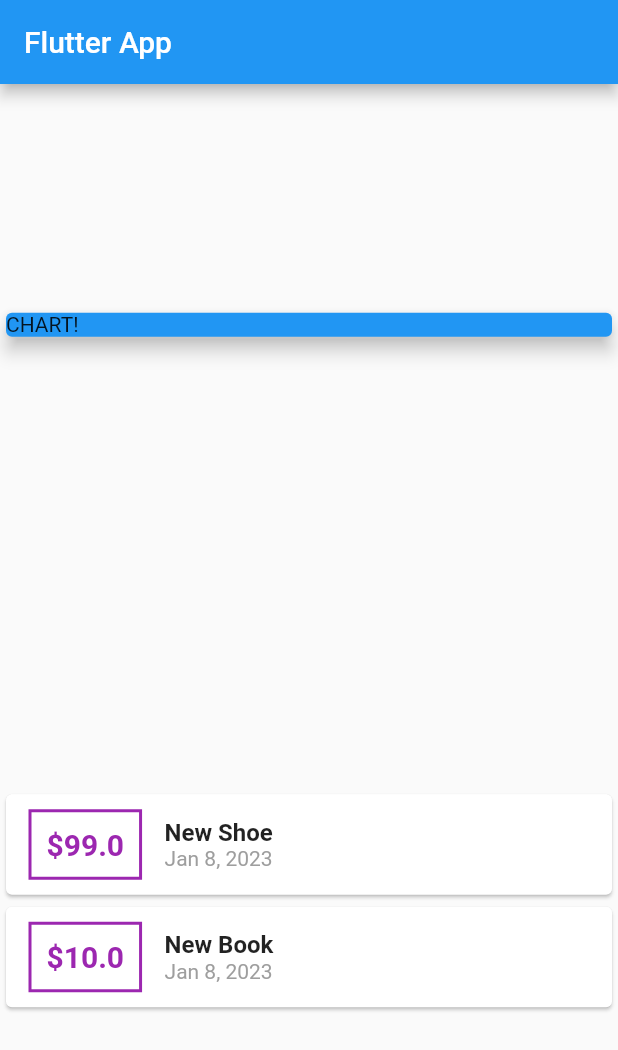
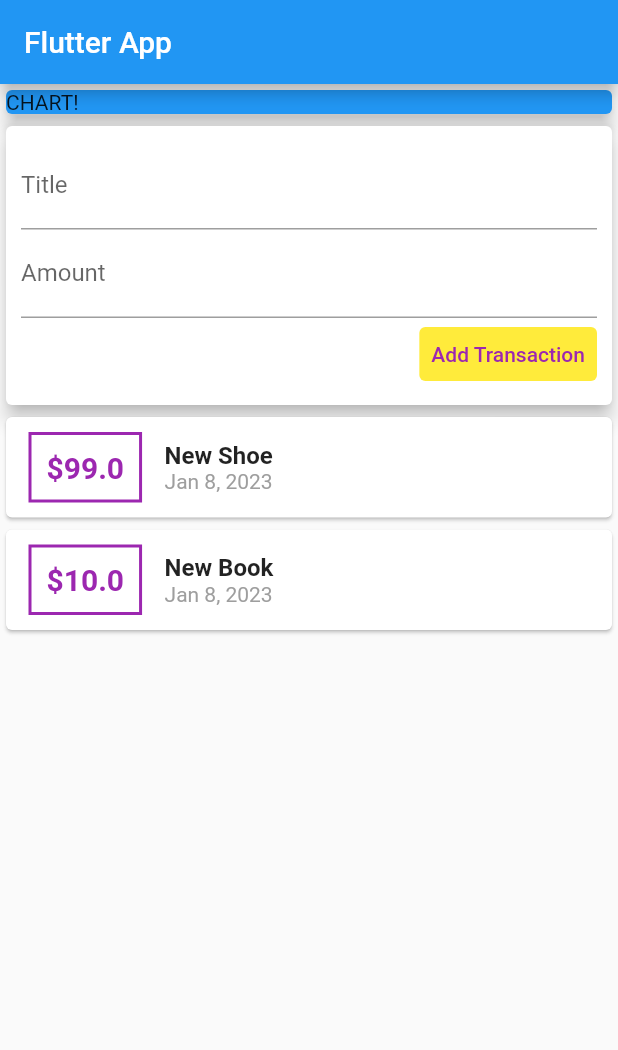
Before and after one commit to kipkoechke/PERSONAL-EXPENSES-APP, a Flutter app: the screen it shows after launch, on a phone screen of 412 x 824 dp. Shown: the top 1050 px of the screen. Run offline on Flutter 3.47's test engine with Material 2 defaults, Android fonts, the phone set to English and light mode, and no system bars.

Commit message:
Added a text input field

```diff
--- a/lib/main.dart
+++ b/lib/main.dart
@@ -39,7 +39,6 @@ class MyHomePage extends StatelessWidget {
         title: Text('Flutter App'),
       ),
       body: Column(
-        mainAxisAlignment: MainAxisAlignment.spaceAround,
         crossAxisAlignment: CrossAxisAlignment.stretch,
         children: [
           Container(
@@ -50,6 +49,31 @@ class MyHomePage extends StatelessWidget {
                 'CHART!',
               ),
               elevation: 5.0,
+            ),
+          ),
+          Card(
+            elevation: 5.0,
+            child: Container(
+              padding: EdgeInsets.all(10.0),
+              child: Column(
+                crossAxisAlignment: CrossAxisAlignment.end,
+                children: [
+                  TextField(
+                    decoration: InputDecoration(labelText: 'Title'),
+                  ),
+                  TextField(
+                    decoration: InputDecoration(labelText: 'Amount'),
+                  ),
+                  TextButton(
+                    onPressed: () {},
+                    style: TextButton.styleFrom(
+                      backgroundColor: Colors.yellow,
+                      foregroundColor: Colors.purple,
+                    ),
+                    child: Text('Add Transaction'),
+                  ),
+                ],
+              ),
             ),
           ),
           Column(
```
